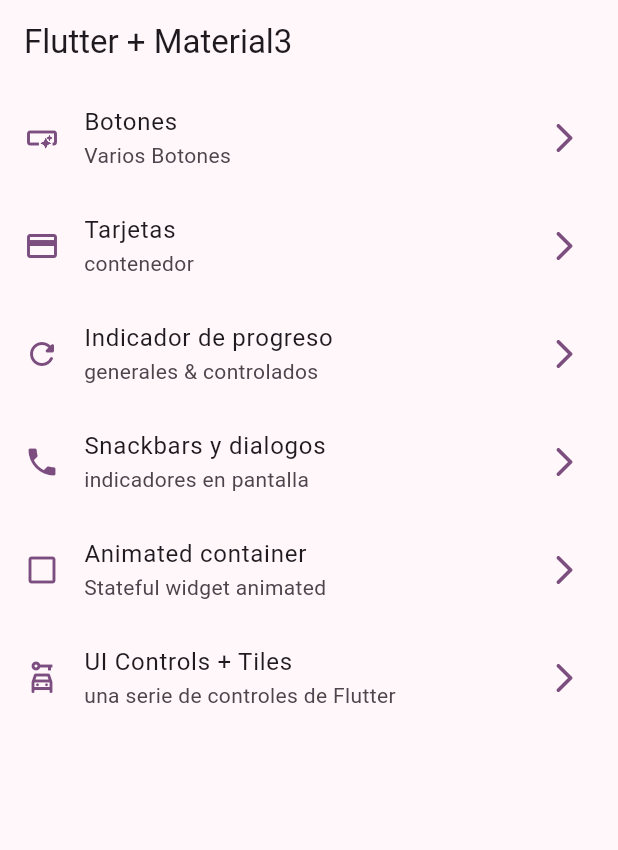
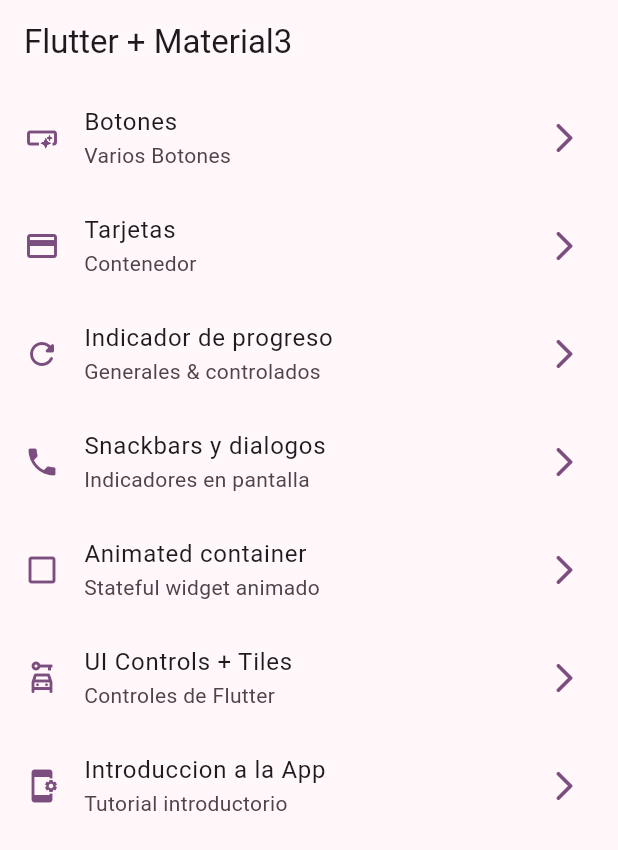
Before and after one commit to JuanBueno21/widgets, a Flutter app: the screen it shows after launch, on a phone screen of 412 x 824 dp. Shown: the top 850 px of the screen. Run offline on Flutter 3.47's test engine with Material 2 defaults, Android fonts, the phone set to English and light mode, and no system bars; our stand-ins replace animate_do, go_router.

Commit message:
[Widgets] - creacion de tutorial

```diff
--- a/lib/config/menu/menu_items.dart
+++ b/lib/config/menu/menu_items.dart
@@ -25,34 +25,39 @@ const appMenuItems = <MenuItems>[
 
   MenuItems(
     title: "Tarjetas",
-    subTitle: "contenedor",
+    subTitle: "Contenedor",
     link: "/cards",
     icon: Icons.credit_card),
 
-
     MenuItems(
     title: "Indicador de progreso",
-    subTitle: "generales & controlados",
+    subTitle: "Generales & controlados",
     link: "/progress",
     icon: Icons.refresh_rounded),
 
     MenuItems(
     title: "Snackbars y dialogos",
-    subTitle: "indicadores en pantalla",
+    subTitle: "Indicadores en pantalla",
     link: "/snackbars",
     icon: Icons.phone),
 
     // contenedor animado
     MenuItems(
       title: "Animated container",
-      subTitle: "Stateful widget animated",
+      subTitle: "Stateful widget animado",
       link: "/animated",
       icon: Icons.check_box_outline_blank_outlined),
 
     MenuItems(
     title: "UI Controls + Tiles",
-    subTitle: "una serie de controles de Flutter",
+    subTitle: "Controles de Flutter",
     link: "/ui-controls",
     icon: Icons.car_rental_outlined),
 
+    MenuItems(
+    title: "Introduccion a la App",
+    subTitle: "Tutorial introductorio",
+    link: "/tutorial",
+    icon: Icons.app_settings_alt),
+
 ];
--- a/lib/config/router/router.dart
+++ b/lib/config/router/router.dart
@@ -48,5 +48,11 @@ final appRouter = GoRouter(
       builder: (context, state) => const UiControlScreen(),
     ),
 
+    GoRoute(
+      path: '/tutorial',
+      name: AppTutorialScreen.name,
+      builder: (context, state) => const AppTutorialScreen  (),
+    ),
+
   ],
 );
--- a/pubspec.yaml
+++ b/pubspec.yaml
@@ -7,6 +7,7 @@ environment:
   sdk: '>=3.1.4 <4.0.0'
 
 dependencies:
+  animate_do: ^3.1.2
   flutter:
     sdk: flutter
   go_router: ^12.0.1
@@ -18,3 +19,6 @@ dev_dependencies:
 
 flutter:
   uses-material-design: true
+
+  assets:
+    - assets/images/
```
Also changed, not shown: lib/presentation/screens/app_tutorial/app_tutorial_screen.dart (+124 -2 lines), pubspec.lock.
